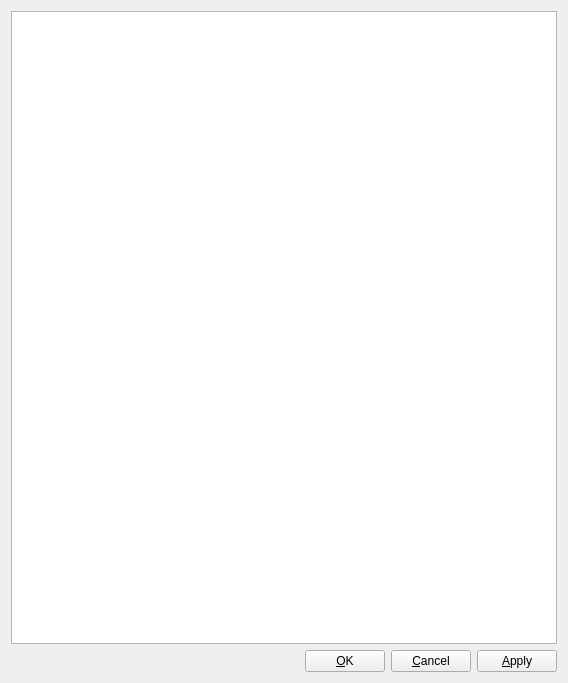
Before: the Qt Designer form StyleSheetEditor/StyleSheetEditor.ui in xmichelo/XMiLib, drawn with Qt 5.
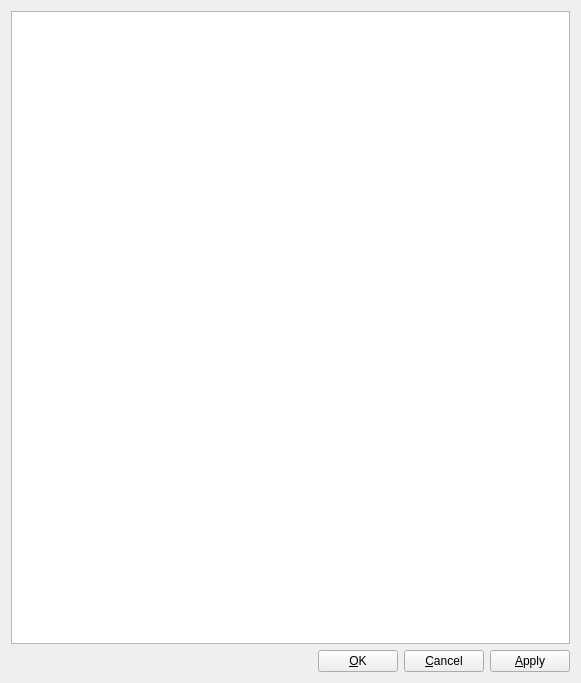
After: the same form once the commit is applied.

Diff of the .ui file:
```diff
--- a/StyleSheetEditor/StyleSheetEditor.ui
+++ b/StyleSheetEditor/StyleSheetEditor.ui
@@ -6,7 +6,7 @@
    <rect>
     <x>0</x>
     <y>0</y>
-    <width>568</width>
+    <width>581</width>
     <height>683</height>
    </rect>
   </property>
```
